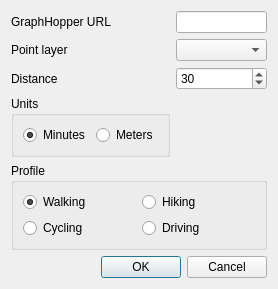
Before: the Qt Designer form EdPlanning/resources/ui/main.ui in iiepdev/school-catchment-plugin, drawn with Qt 5.
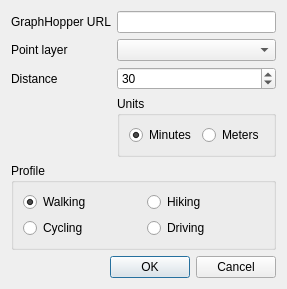
After: the same form once the commit is applied. Custom widgets are drawn as their Qt base class.

Commit message: Move unit box under distance field

Diff of the .ui file:
```diff
--- a/EdPlanning/resources/ui/main.ui
+++ b/EdPlanning/resources/ui/main.ui
@@ -70,7 +70,7 @@
            </property>
           </widget>
          </item>
-         <item row="3" column="0">
+         <item row="3" column="1">
           <widget class="QGroupBox" name="groupbox_units">
            <property name="title">
             <string>Units</string>
```
